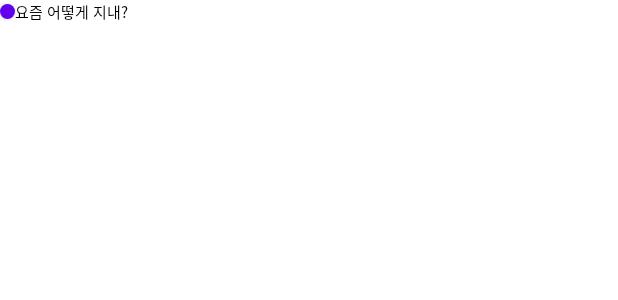
After one commit to Team-ToYou/ToYou-Android, an Android app: the layout item_rv_card.xml on its own in the app's theme, with its tools: preview values and no code run, on a phone screen of 412 x 824 dp. The commit adds this screen. Shown: the top 300 px of the screen. Run offline under Robolectric (Android 15) with nearby library versions, the phone set to English and light mode, and no system bars.

Commit message:
[feat] 카드 생성 리사이클러뷰 아이템xml

```diff
--- /dev/null
+++ b/app/src/main/res/layout/item_rv_card.xml
@@ -0,0 +1,25 @@
+<?xml version="1.0" encoding="utf-8"?>
+<androidx.constraintlayout.widget.ConstraintLayout xmlns:android="http://schemas.android.com/apk/res/android"
+    android:layout_width="match_parent"
+    android:layout_height="match_parent"
+    xmlns:app="http://schemas.android.com/apk/res-auto">
+
+
+    <Button
+        android:id="@+id/button"
+        android:layout_width="10dp"
+        android:layout_height="10dp"
+        android:background="@drawable/create_selector_btn"
+        app:layout_constraintBottom_toBottomOf="@+id/textView"
+        app:layout_constraintTop_toTopOf="@+id/textView" />
+
+    <TextView
+        android:id="@+id/textView"
+        style="@style/sc_l10"
+        android:layout_width="wrap_content"
+        android:layout_height="wrap_content"
+        android:text="요즘 어떻게 지내?"
+        android:textColor="@color/black"
+        app:layout_constraintStart_toEndOf="@+id/button" />
+
+</androidx.constraintlayout.widget.ConstraintLayout>
```
Also changed, not shown: app/src/main/java/com/toyou/toyouandroid/ui/home/CreateFragment.kt (+21 -1 lines), app/src/main/res/layout/fragment_create.xml (+0 -13 lines).
